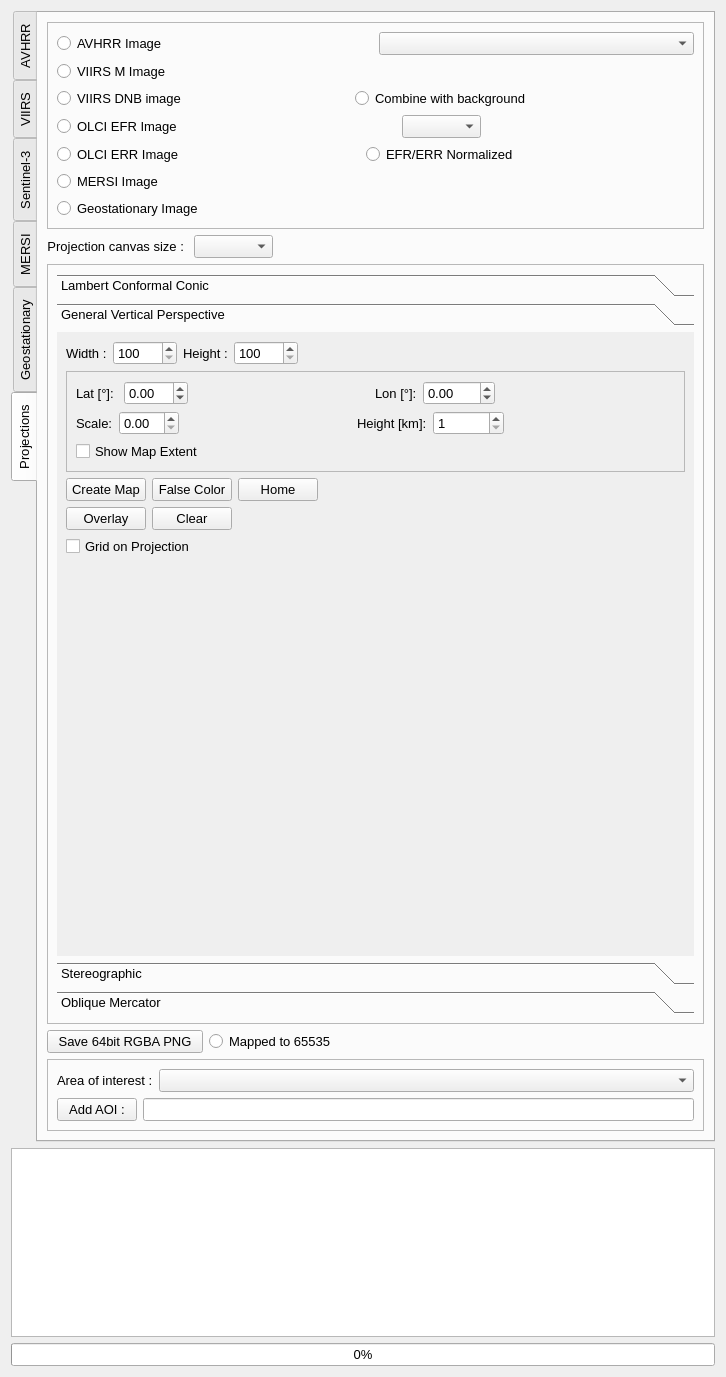
The window that core/formtoolbox.ui (hvanruys/EUMETCastView) describes before a commit, drawn with Qt 5.
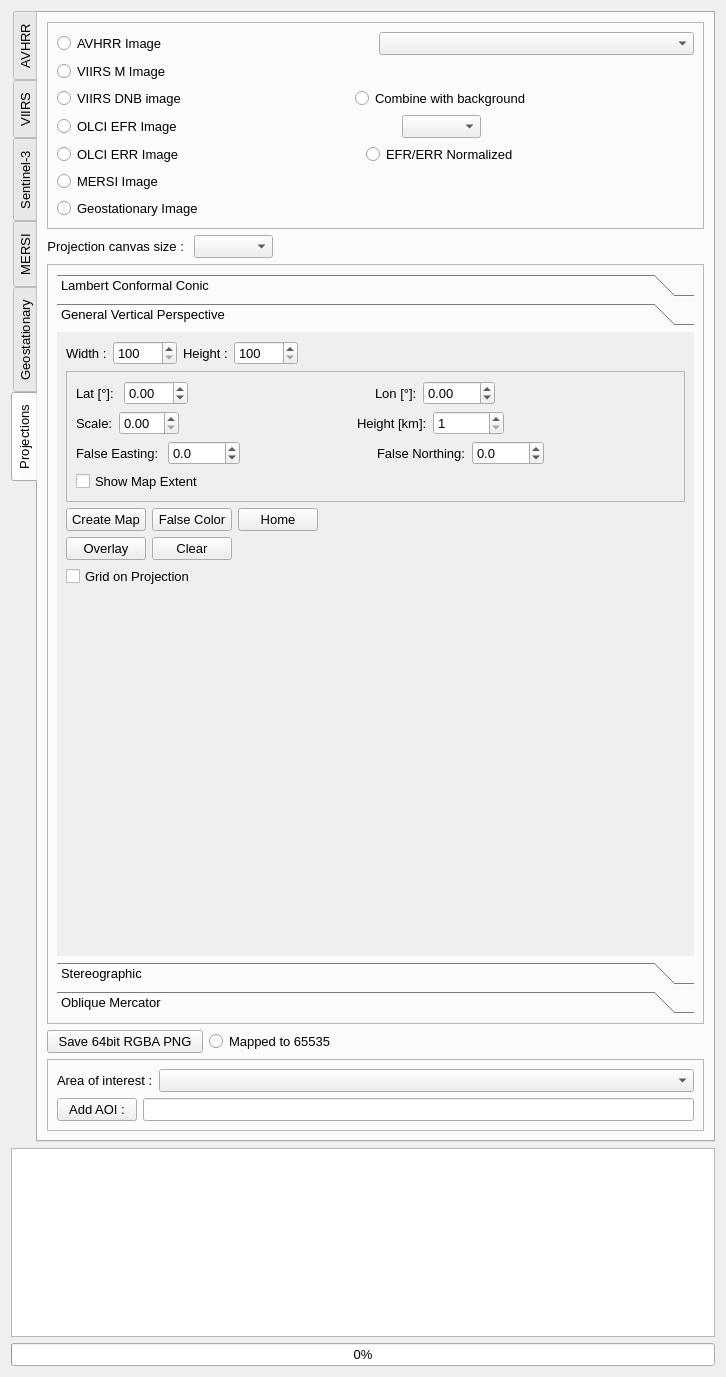
The same window after the commit. The open tabs and pages were chosen to show the change. Custom widgets are drawn as their Qt base class.

```diff
--- a/core/formtoolbox.ui
+++ b/core/formtoolbox.ui
@@ -8132,8 +8132,8 @@
                 <rect>
                  <x>0</x>
                  <y>0</y>
-                 <width>402</width>
-                 <height>335</height>
+                 <width>610</width>
+                 <height>470</height>
                 </rect>
                </property>
                <attribute name="label">
@@ -8364,6 +8364,82 @@
                      </item>
                     </layout>
                    </item>
+                   <item>
+                    <layout class="QHBoxLayout" name="horizontalLayout_82">
+                     <item>
+                      <widget class="QLabel" name="label_9">
+                       <property name="text">
+                        <string>False Easting: </string>
+                       </property>
+                      </widget>
+                     </item>
+                     <item>
+                      <widget class="QDoubleSpinBox" name="spbGVPFalseEasting">
+                       <property name="decimals">
+                        <number>1</number>
+                       </property>
+                       <property name="minimum">
+                        <double>-5000.000000000000000</double>
+                       </property>
+                       <property name="maximum">
+                        <double>5000.000000000000000</double>
+                       </property>
+                       <property name="singleStep">
+                        <double>100.000000000000000</double>
+                       </property>
+                      </widget>
+                     </item>
+                     <item>
+                      <spacer name="horizontalSpacer_196">
+                       <property name="orientation">
+                        <enum>Qt::Horizontal</enum>
+                       </property>
+                       <property name="sizeHint" stdset="0">
+                        <size>
+                         <width>40</width>
+                         <height>20</height>
+                        </size>
+                       </property>
+                      </spacer>
+                     </item>
+                     <item>
+                      <widget class="QLabel" name="label_48">
+                       <property name="text">
+                        <string>False Northing:</string>
+                       </property>
+                      </widget>
+                     </item>
+                     <item>
+                      <widget class="QDoubleSpinBox" name="spbGVPFalseNorthing">
+                       <property name="decimals">
+                        <number>1</number>
+                       </property>
+                       <property name="minimum">
+                        <double>-5000.000000000000000</double>
+                       </property>
+                       <property name="maximum">
+                        <double>5000.000000000000000</double>
+                       </property>
+                       <property name="singleStep">
+                        <double>100.000000000000000</double>
+                       </property>
+                      </widget>
+                     </item>
+                     <item>
+                      <spacer name="horizontalSpacer_197">
+                       <property name="orientation">
+                        <enum>Qt::Horizontal</enum>
+                       </property>
+                       <property name="sizeHint" stdset="0">
+                        <size>
+                         <width>40</width>
+                         <height>20</height>
+                        </size>
+                       </property>
+                      </spacer>
+                     </item>
+                    </layout>
+                   </item>
                    <item>
                     <widget class="QCheckBox" name="chkShowPerspective">
                      <property name="text">
```
Left out of the diff: 6 changed lines with no effect on the pictures.
